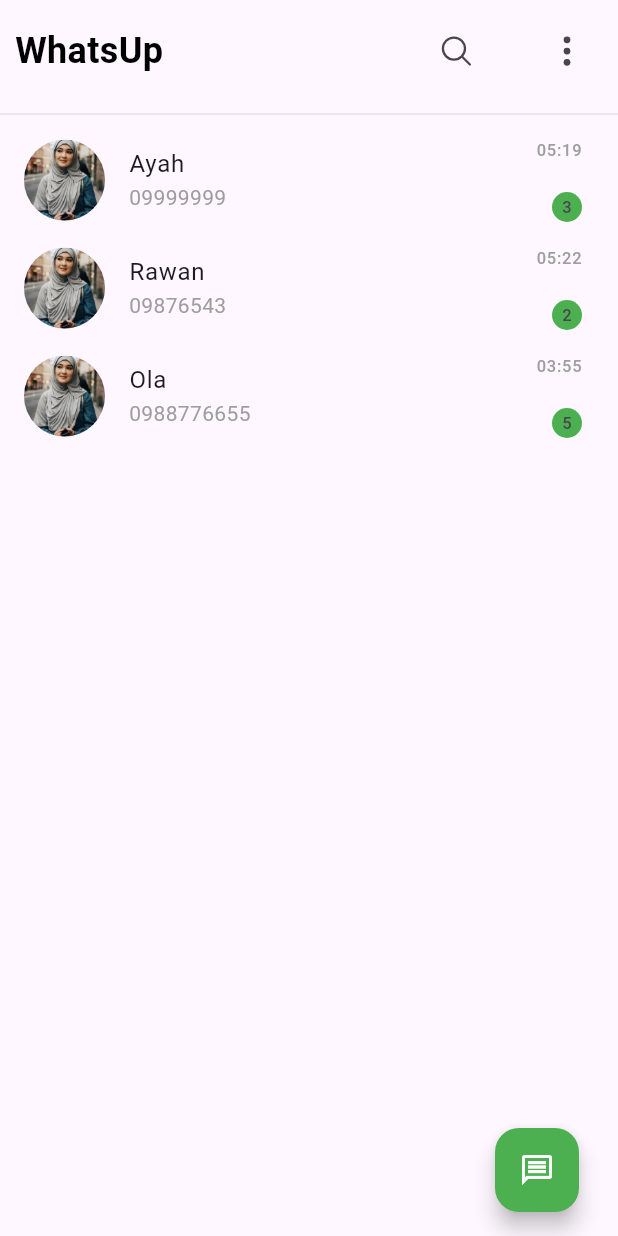
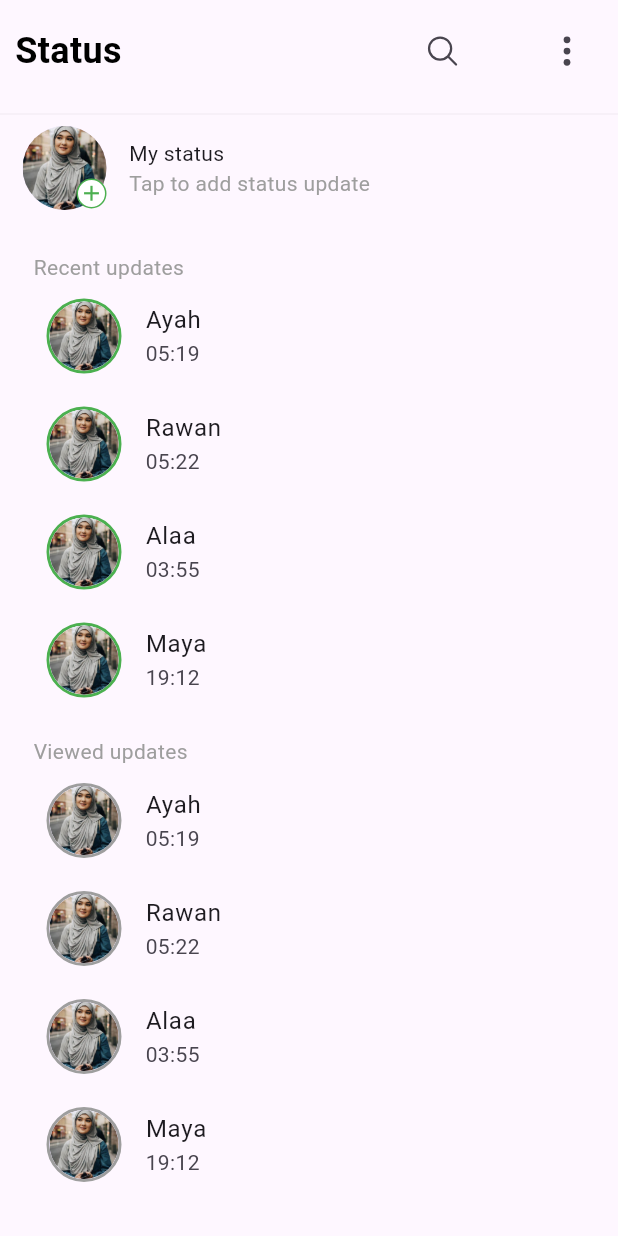
Before and after one commit to AyahAlnoury/chat_app, a Flutter app: the screen it shows after launch, on a phone screen of 412 x 824 dp. Run offline on Flutter 3.47's test engine with Material 3 defaults, Android fonts, the phone set to English and light mode, and no system bars; our stand-ins replace fluttertoast, ionicons.

Commit message:
update Status view

```diff
--- a/lib/features/chat/presentation/view/widgets/chat_appbar.dart
+++ b/lib/core/shared widgets/custom_appbar.dart
@@ -2,11 +2,12 @@ import 'package:chat_app/core/themes/stayles.dart';
 import 'package:flutter/material.dart';
 import 'package:ionicons/ionicons.dart';
 
-class ChatAppBar extends StatelessWidget {
-  const ChatAppBar({
+class CustomAppBar extends StatelessWidget {
+  CustomAppBar({
+    required this.title,
     super.key,
   });
-
+  String title;
   @override
   Widget build(BuildContext context) {
     return Padding(
@@ -15,7 +16,7 @@ class ChatAppBar extends StatelessWidget {
         mainAxisAlignment: MainAxisAlignment.spaceBetween,
         children: [
           Text(
-            "WhatsUp",
+            title,
             style: Styles.textStyle24,
           ),
           SizedBox(
--- /dev/null
+++ b/lib/core/shared widgets/custom_circle_avatar.dart
@@ -0,0 +1,56 @@
+import 'package:chat_app/core/constants/assets_images_constants.dart';
+import 'package:chat_app/core/themes/colors.dart';
+import 'package:flutter/material.dart';
+
+class CustomCircleAvatar extends StatelessWidget {
+  CustomCircleAvatar({
+    super.key,
+    required this.radius,
+    required this.Pressed,
+    required this.callProfile,
+  });
+  double radius;
+  bool callProfile;
+  Function() Pressed;
+  @override
+  Widget build(BuildContext context) {
+    return Stack(
+      children: [
+        CircleAvatar(
+          backgroundImage: AssetImage(
+            AssetsImages.profile,
+          ),
+          radius: radius,
+        ),
+        Positioned(
+          right: 0,
+          top: 35,
+          child: Container(
+            width: 20,
+            height: 20,
+            decoration: BoxDecoration(
+                border: Border.all(color: ColorApp.PrimaryColor),
+                color: callProfile ? ColorApp.PrimaryColor : Colors.white,
+                borderRadius: BorderRadius.circular(50)),
+            child: Center(
+              child: IconButton(
+                  padding: EdgeInsets.zero,
+                  onPressed: Pressed,
+                  icon: callProfile
+                      ? Icon(
+                          Icons.edit,
+                          size: 17,
+                          color: Colors.white,
+                        )
+                      : Icon(
+                          Icons.add,
+                          size: 17,
+                          color: ColorApp.PrimaryColor,
+                        )),
+            ),
+          ),
+        ),
+      ],
+    );
+  }
+}
--- a/lib/core/themes/stayles.dart
+++ b/lib/core/themes/stayles.dart
@@ -12,4 +12,6 @@ abstract class Styles {
     fontSize: 10,
     fontWeight: FontWeight.w600,
   );
+
+  static TextStyle textStyleGrey = TextStyle(color: Colors.grey);
 }
--- a/lib/features/chat/presentation/view/widgets/chat_body.dart
+++ b/lib/features/chat/presentation/view/widgets/chat_body.dart
@@ -1,4 +1,4 @@
-import 'package:chat_app/features/chat/presentation/view/widgets/chat_appbar.dart';
+import 'package:chat_app/core/shared%20widgets/custom_appbar.dart';
 import 'package:chat_app/features/chat/presentation/view/widgets/chat_list.dart';
 import 'package:flutter/material.dart';
 
@@ -9,7 +9,9 @@ class ChatBody extends StatelessWidget {
   Widget build(BuildContext context) {
     return Column(
       children: [
-        const ChatAppBar(),
+        CustomAppBar(
+          title: "WhatsUp",
+        ),
         const Divider(
           color: Colors.black,
           thickness: 0.1,
--- a/lib/features/profile/presentation/view/widgets/profile_body.dart
+++ b/lib/features/profile/presentation/view/widgets/profile_body.dart
@@ -1,5 +1,5 @@
+import 'package:chat_app/core/shared%20widgets/custom_circle_avatar.dart';
 import 'package:chat_app/core/shared%20widgets/custom_field.dart';
-import 'package:chat_app/features/profile/presentation/view/widgets/profile_image.dart';
 import 'package:chat_app/features/profile/presentation/view/widgets/save_button.dart';
 import 'package:chat_app/features/splash/presentation/view/splash_view.dart';
 import 'package:flutter/material.dart';
@@ -22,7 +22,11 @@ class ProfileBody extends StatelessWidget {
             const SizedBox(
               height: 15,
             ),
-            const ProfileImage(),
+            CustomCircleAvatar(
+              radius: 50,
+              Pressed: () {},
+              callProfile: true,
+            ),
             const SizedBox(
               height: 15,
             ),
--- a/lib/features/profile/presentation/view/widgets/profile_image.dart
+++ /dev/null
@@ -1,43 +0,0 @@
-import 'package:chat_app/core/constants/assets_images_constants.dart';
-import 'package:chat_app/core/themes/colors.dart';
-import 'package:flutter/material.dart';
-
-class ProfileImage extends StatelessWidget {
-  const ProfileImage({super.key});
-
-  @override
-  Widget build(BuildContext context) {
-    return Stack(
-      children: [
-        const CircleAvatar(
-          backgroundImage: AssetImage(
-            AssetsImages.profile,
-          ),
-          radius: 50,
-        ),
-        Positioned(
-          right: 0,
-          top: 65,
-          child: Container(
-            width: 23,
-            height: 23,
-            decoration: BoxDecoration(
-                color: ColorApp.PrimaryColor,
-                borderRadius: BorderRadius.circular(50)),
-            child: Center(
-              child: IconButton(
-                padding: EdgeInsets.zero,
-                onPressed: () {},
-                icon: Icon(
-                  Icons.edit,
-                  size: 17,
-                  color: Colors.white,
-                ),
-              ),
-            ),
-          ),
-        ),
-       ],
-    );
-  }
-}
--- /dev/null
+++ b/lib/features/status/data/model/status_model.dart
@@ -0,0 +1,6 @@
+class StatusModel {
+  String name;
+  String time;
+  String image;
+  StatusModel({required this.name, required this.time, required this.image});
+}
--- /dev/null
+++ b/lib/features/status/presentation/view/status_view.dart
@@ -0,0 +1,13 @@
+import 'package:chat_app/features/status/presentation/view/widgets/status_body.dart';
+import 'package:flutter/material.dart';
+
+class StatusView extends StatelessWidget {
+  const StatusView({super.key});
+
+  @override
+  Widget build(BuildContext context) {
+    return const SafeArea(
+      child: Scaffold(body: StatusBody()),
+    );
+  }
+}
--- /dev/null
+++ b/lib/features/status/presentation/view/widgets/add_status.dart
@@ -0,0 +1,33 @@
+import 'package:chat_app/core/shared%20widgets/custom_circle_avatar.dart';
+import 'package:flutter/material.dart';
+
+class AddStatus extends StatelessWidget {
+  const AddStatus({super.key});
+
+  @override
+  Widget build(BuildContext context) {
+    return Padding(
+      padding: const EdgeInsets.symmetric(horizontal: 15),
+      child: Container(
+          // padding: const EdgeInsets.all(10),
+          child: Row(children: [
+        CustomCircleAvatar(
+          radius: 28,
+          Pressed: () {},
+          callProfile: false,
+        ),
+        SizedBox(width: 15),
+        const Column(
+          crossAxisAlignment: CrossAxisAlignment.start,
+          children: [
+            Text("My status"),
+            Text(
+              "Tap to add status update",
+              style: TextStyle(color: Colors.grey),
+            ),
+          ],
+        )
+      ])),
+    );
+  }
+}
--- /dev/null
+++ b/lib/features/status/presentation/view/widgets/status_body.dart
@@ -0,0 +1,39 @@
+import 'package:chat_app/core/shared%20widgets/custom_appbar.dart';
+import 'package:chat_app/features/status/presentation/view/widgets/add_status.dart';
+import 'package:chat_app/features/status/presentation/view/widgets/status_list.dart';
+import 'package:flutter/material.dart';
+
+class StatusBody extends StatelessWidget {
+  const StatusBody({super.key});
+
+  @override
+  Widget build(BuildContext context) {
+    return SingleChildScrollView(
+      child: Column(
+        crossAxisAlignment: CrossAxisAlignment.start,
+        children: [
+          CustomAppBar(title: "Status"),
+          const Divider(
+            color: Colors.grey,
+            thickness: 0.1,
+          ),
+          const AddStatus(),
+          const SizedBox(height: 28),
+          const Text(
+            "      Recent updates",
+            style: TextStyle(color: Colors.grey),
+          ),
+          StatusList(viewedStatus: false),
+          SizedBox(
+            height: 15,
+          ),
+          const Text(
+            "      Viewed updates",
+            style: TextStyle(color: Colors.grey),
+          ),
+          StatusList(viewedStatus: true),
+        ],
+      ),
+    );
+  }
+}
--- /dev/null
+++ b/lib/features/status/presentation/view/widgets/status_list.dart
@@ -0,0 +1,71 @@
+import 'package:chat_app/core/constants/assets_images_constants.dart';
+import 'package:chat_app/core/themes/colors.dart';
+import 'package:chat_app/features/status/data/model/status_model.dart';
+import 'package:flutter/material.dart';
+
+class StatusList extends StatelessWidget {
+  StatusList({super.key, required this.viewedStatus});
+  bool viewedStatus;
+  List<StatusModel> StatusDetails = [
+    StatusModel(
+        name: "Ayah",
+        image: AssetsImages.profile,
+        time: const Duration(seconds: 105559).dayHourMinuteSecondFormatted()),
+    StatusModel(
+        name: "Rawan",
+        image: AssetsImages.profile,
+        time: const Duration(seconds: 105779).dayHourMinuteSecondFormatted()),
+    StatusModel(
+        name: "Alaa",
+        image: AssetsImages.profile,
+        time: const Duration(seconds: 100559).dayHourMinuteSecondFormatted()),
+    StatusModel(
+        name: "Maya",
+        image: AssetsImages.profile,
+        time: const Duration(seconds: 155559).dayHourMinuteSecondFormatted())
+  ];
+  @override
+  Widget build(BuildContext context) {
+    return Padding(
+      padding: const EdgeInsets.symmetric(horizontal: 15),
+      child: ListView.builder(
+          shrinkWrap: true,
+          physics: const NeverScrollableScrollPhysics(),
+          padding: EdgeInsets.zero,
+          itemCount: 4,
+          itemBuilder: (context, index) {
+            return ListTile(
+              leading: Container(
+                width: 50,
+                height: 50,
+                decoration: BoxDecoration(
+                    borderRadius: BorderRadius.circular(50),
+                    border: viewedStatus
+                        ? Border.all(color: Colors.grey, width: 2)
+                        : Border.all(color: ColorApp.PrimaryColor, width: 2)),
+                child: CircleAvatar(
+                  backgroundImage: AssetImage(StatusDetails[index].image),
+                  radius: 35,
+                ),
+              ),
+              title: Text(StatusDetails[index].name),
+              subtitle: Text(
+                StatusDetails[index].time,
+              ),
+            );
+          }),
+    );
+  }
+}
+
+extension on Duration {
+  String dayHourMinuteSecondFormatted() {
+    toString();
+    return [
+      this.inHours.remainder(24),
+      this.inMinutes.remainder(60),
+    ].map((seg) {
+      return seg.toString().padLeft(2, '0');
+    }).join(':');
+  }
+}
--- a/lib/main.dart
+++ b/lib/main.dart
@@ -1,6 +1,7 @@
 import 'package:chat_app/features/chat/presentation/view/chat_view.dart';
 import 'package:chat_app/features/profile/presentation/view/profile_view.dart';
 import 'package:chat_app/features/splash/presentation/view/splash_view.dart';
+import 'package:chat_app/features/status/presentation/view/status_view.dart';
 import 'package:flutter/material.dart';
 
 void main() {
@@ -15,7 +16,8 @@ class MyApp extends StatelessWidget {
     return const MaterialApp(
         debugShowCheckedModeBanner: false,
         title: 'Flutter Demo',
-        home: ChatView());
+        home: StatusView());
+    //ChatView());
     // ProfileView());
     // SplashPage());
   }
```
